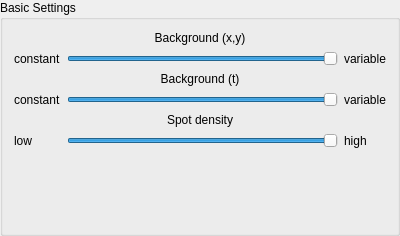
Qt form gui/backgroundlevelgroupbox.ui (ukoethe/simple-STORM) before a commit.
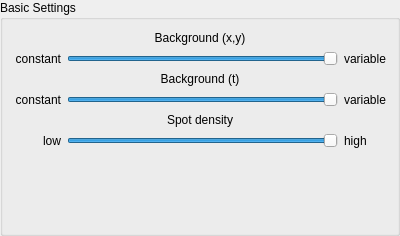
The same form after that commit.

```diff
--- a/gui/backgroundlevelgroupbox.ui
+++ b/gui/backgroundlevelgroupbox.ui
@@ -61,6 +61,9 @@
      <property name="text">
       <string>constant</string>
      </property>
+     <property name="alignment">
+      <set>Qt::AlignRight|Qt::AlignTrailing|Qt::AlignVCenter</set>
+     </property>
     </widget>
    </item>
    <item row="3" column="2">
@@ -88,6 +91,9 @@
      <property name="text">
       <string>constant</string>
      </property>
+     <property name="alignment">
+      <set>Qt::AlignRight|Qt::AlignTrailing|Qt::AlignVCenter</set>
+     </property>
     </widget>
    </item>
    <item row="5" column="0">
@@ -95,6 +101,9 @@
      <property name="text">
       <string>low</string>
      </property>
+     <property name="alignment">
+      <set>Qt::AlignRight|Qt::AlignTrailing|Qt::AlignVCenter</set>
+     </property>
     </widget>
    </item>
    <item row="5" column="1">
```
